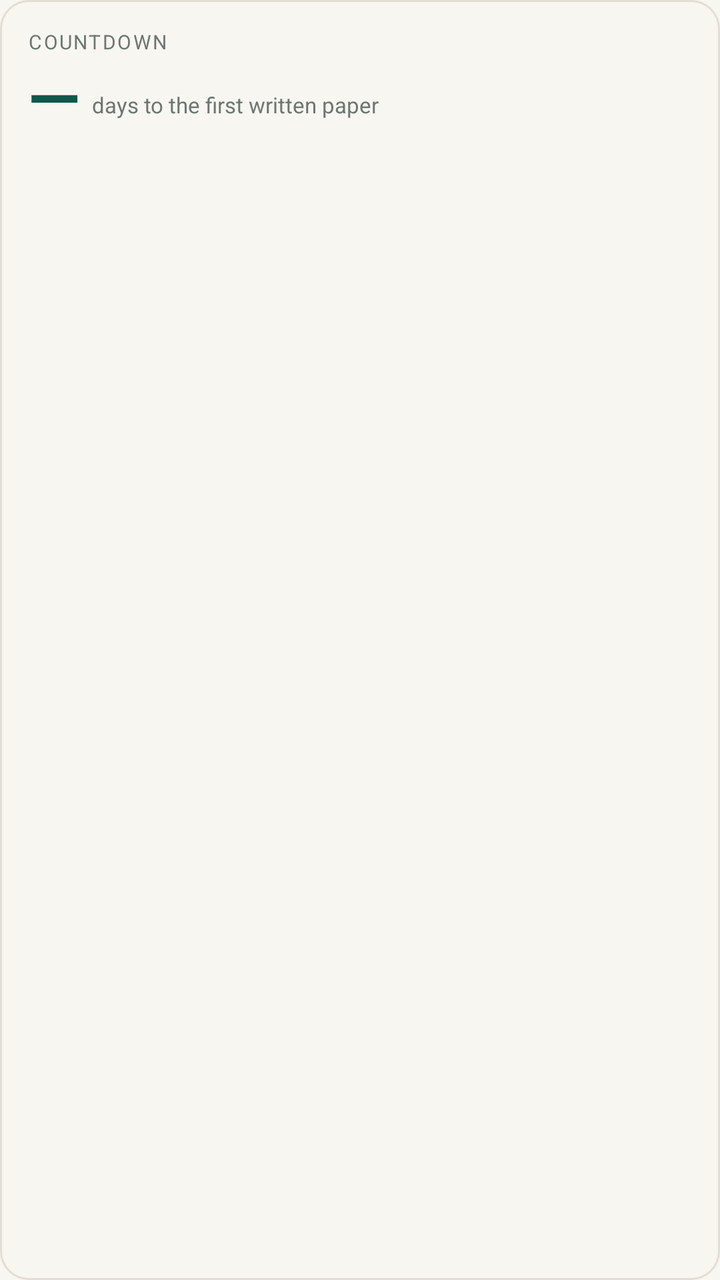
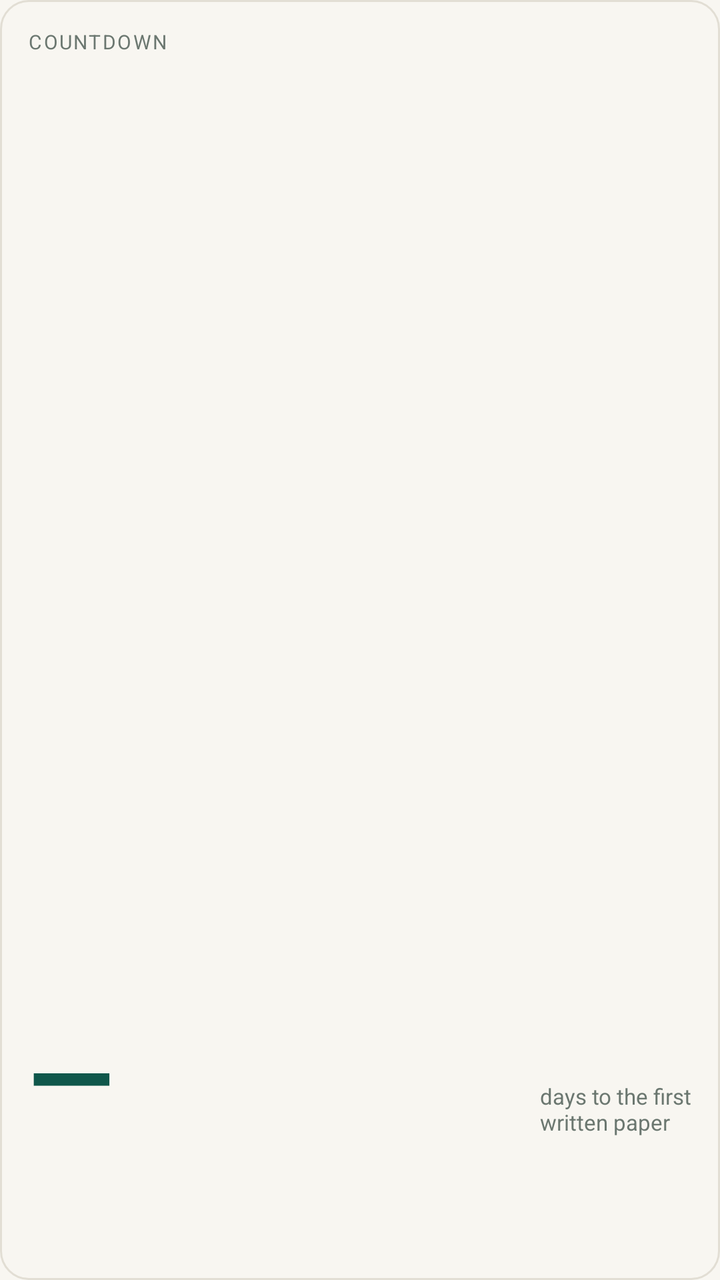

An Android layout rendered at two revisions. The XML below is the earlier revision; the diff shows what the commit changed to produce the second picture.
<!-- AndroidManifest.xml: application theme AppTheme -->
<!-- res/layout/widget_countdown.xml -->
<?xml version="1.0" encoding="utf-8"?>
<LinearLayout xmlns:android="http://schemas.android.com/apk/res/android"
    android:id="@+id/widget_root"
    android:layout_width="match_parent"
    android:layout_height="match_parent"
    android:orientation="vertical"
    android:background="@drawable/widget_card"
    android:padding="14dp">

    <TextView
        android:id="@+id/widget_title"
        android:layout_width="match_parent"
        android:layout_height="wrap_content"
        android:text="@string/widget_countdown_title"
        android:textColor="#6B7770"
        android:textSize="10sp"
        android:letterSpacing="0.08"
        android:textAllCaps="true"
        android:maxLines="1" />

    <LinearLayout
        android:layout_width="match_parent"
        android:layout_height="wrap_content"
        android:orientation="horizontal"
        android:baselineAligned="true"
        android:layout_marginTop="2dp">

        <TextView
            android:id="@+id/widget_days"
            android:layout_width="wrap_content"
            android:layout_height="wrap_content"
            android:text="—"
            android:textColor="#10574B"
            android:textSize="34sp"
            android:textStyle="bold"
            android:includeFontPadding="false" />

        <TextView
            android:id="@+id/widget_days_unit"
            android:layout_width="0dp"
            android:layout_height="wrap_content"
            android:layout_weight="1"
            android:layout_marginStart="6dp"
            android:layout_marginBottom="5dp"
            android:layout_gravity="bottom"
            android:text="@string/widget_days_to_go"
            android:textColor="#6B7770"
            android:textSize="11sp"
            android:maxLines="2" />
    </LinearLayout>

    <TextView
        android:id="@+id/widget_exam_date"
        android:layout_width="match_parent"
        android:layout_height="wrap_content"
        android:textColor="#141A17"
        android:textSize="11sp"
        android:maxLines="1"
        android:ellipsize="end" />

    <TextView
        android:id="@+id/widget_results"
        android:layout_width="match_parent"
        android:layout_height="wrap_content"
        android:layout_marginTop="1dp"
        android:textColor="#6B7770"
        android:textSize="10sp"
        android:maxLines="1"
        android:ellipsize="end" />

    <TextView
        android:id="@+id/widget_saved"
        android:layout_width="match_parent"
        android:layout_height="0dp"
        android:layout_weight="1"
        android:gravity="bottom"
        android:textColor="#98A29C"
        android:textSize="9sp"
        android:maxLines="1"
        android:ellipsize="end" />
</LinearLayout>
<!-- resources referenced by this layout -->
<resources>
  <!-- drawable widget_card (drawable) -->
  <?xml version="1.0" encoding="utf-8"?>
  <shape xmlns:android="http://schemas.android.com/apk/res/android"
      android:shape="rectangle">
      <solid android:color="@color/paper" />
      <stroke android:width="1dp" android:color="#E2DED4" />
      <corners android:radius="14dp" />
  </shape>
  <string name="widget_countdown_title">Countdown</string>
  <string name="widget_days_to_go">days to the first written paper</string>
  <style name="AppTheme" parent="@android:style/Theme.Material.Light.NoActionBar">
          
          <item name="android:windowBackground">@color/paper</item>
          <item name="android:statusBarColor">@android:color/transparent</item>
          <item name="android:navigationBarColor">@android:color/transparent</item>
          <item name="android:windowLightStatusBar">true</item>
          <item name="android:windowDrawsSystemBarBackgrounds">false</item>
          <item name="android:windowTranslucentStatus">false</item>
      </style>
  <color name="paper">#F8F6F1</color>
</resources>

<!-- the commit's change to res/layout/widget_countdown.xml (unified diff, before → after) -->
@@ -18,31 +18,42 @@
         android:textAllCaps="true"
         android:maxLines="1" />
 
+    
     <LinearLayout
         android:layout_width="match_parent"
-        android:layout_height="wrap_content"
+        android:layout_height="0dp"
+        android:layout_weight="1"
         android:orientation="horizontal"
+        android:gravity="bottom"
         android:baselineAligned="true"
-        android:layout_marginTop="2dp">
+        android:layout_marginTop="1dp">
 
         <TextView
             android:id="@+id/widget_days"
-            android:layout_width="wrap_content"
+            android:layout_width="0dp"
             android:layout_height="wrap_content"
+            android:layout_weight="1"
+            android:layout_gravity="bottom"
+            android:gravity="start"
             android:text="—"
             android:textColor="#10574B"
-            android:textSize="34sp"
+            android:textSize="56sp"
             android:textStyle="bold"
-            android:includeFontPadding="false" />
+            android:includeFontPadding="false"
+            android:maxLines="1"
+            android:autoSizeTextType="uniform"
+            android:autoSizeMinTextSize="30sp"
+            android:autoSizeMaxTextSize="56sp"
+            android:autoSizeStepGranularity="2sp" />
 
         <TextView
             android:id="@+id/widget_days_unit"
-            android:layout_width="0dp"
+            android:layout_width="wrap_content"
             android:layout_height="wrap_content"
-            android:layout_weight="1"
-            android:layout_marginStart="6dp"
-            android:layout_marginBottom="5dp"
+            android:layout_marginStart="7dp"
+            android:layout_marginBottom="7dp"
             android:layout_gravity="bottom"
+            android:maxWidth="76dp"
             android:text="@string/widget_days_to_go"
             android:textColor="#6B7770"
             android:textSize="11sp"
@@ -71,9 +82,8 @@
     <TextView
         android:id="@+id/widget_saved"
         android:layout_width="match_parent"
-        android:layout_height="0dp"
-        android:layout_weight="1"
-        android:gravity="bottom"
+        android:layout_height="wrap_content"
+        android:layout_marginTop="2dp"
         android:textColor="#98A29C"
         android:textSize="9sp"
         android:maxLines="1"
